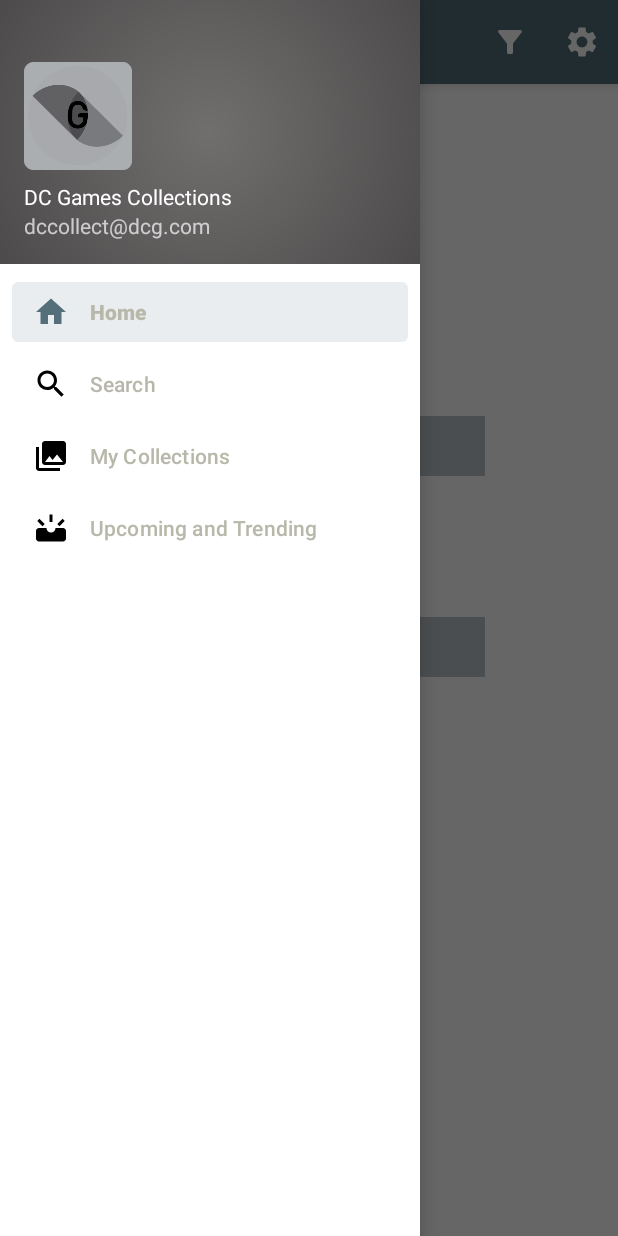
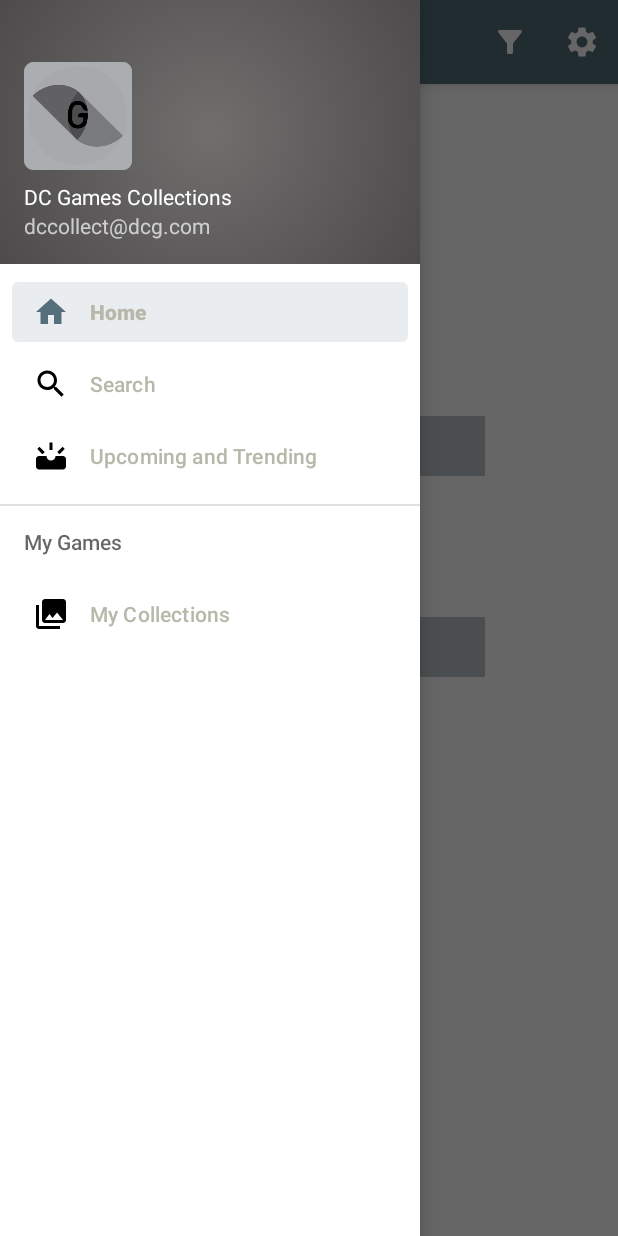
Before and after one commit to KrishnanDevika/DC-Games-Collections, an Android app: the screen it shows after launch (MainActivity), with the side drawer open, on a phone screen of 412 x 824 dp. Run offline under Robolectric (Android 15) with nearby library versions, the phone set to English and light mode, and no system bars; our stand-ins replace navigation-ui.

Commit message:
Navigation Menu Updated

```diff
--- a/app/src/main/res/menu/activity_main_drawer.xml
+++ b/app/src/main/res/menu/activity_main_drawer.xml
@@ -12,10 +12,6 @@
             android:id="@+id/nav_search"
             android:icon="@drawable/ic_baseline_search_24"
             android:title="@string/menu_search" />
-        <item
-            android:id="@+id/nav_collections"
-            android:icon="@drawable/ic_baseline_collections_24"
-            android:title="@string/menu_collections" />
 
         <item
             android:id="@+id/nav_upcoming"
@@ -23,4 +19,13 @@
             android:title="@string/menu_upcomingtrending" />
 
     </group>
+
+    <item android:title="My Games">
+            <menu>
+                <item
+                    android:id="@+id/nav_collections"
+                    android:icon="@drawable/ic_baseline_collections_24"
+                    android:title="@string/menu_collections" />
+            </menu>
+    </item>
 </menu>
```
